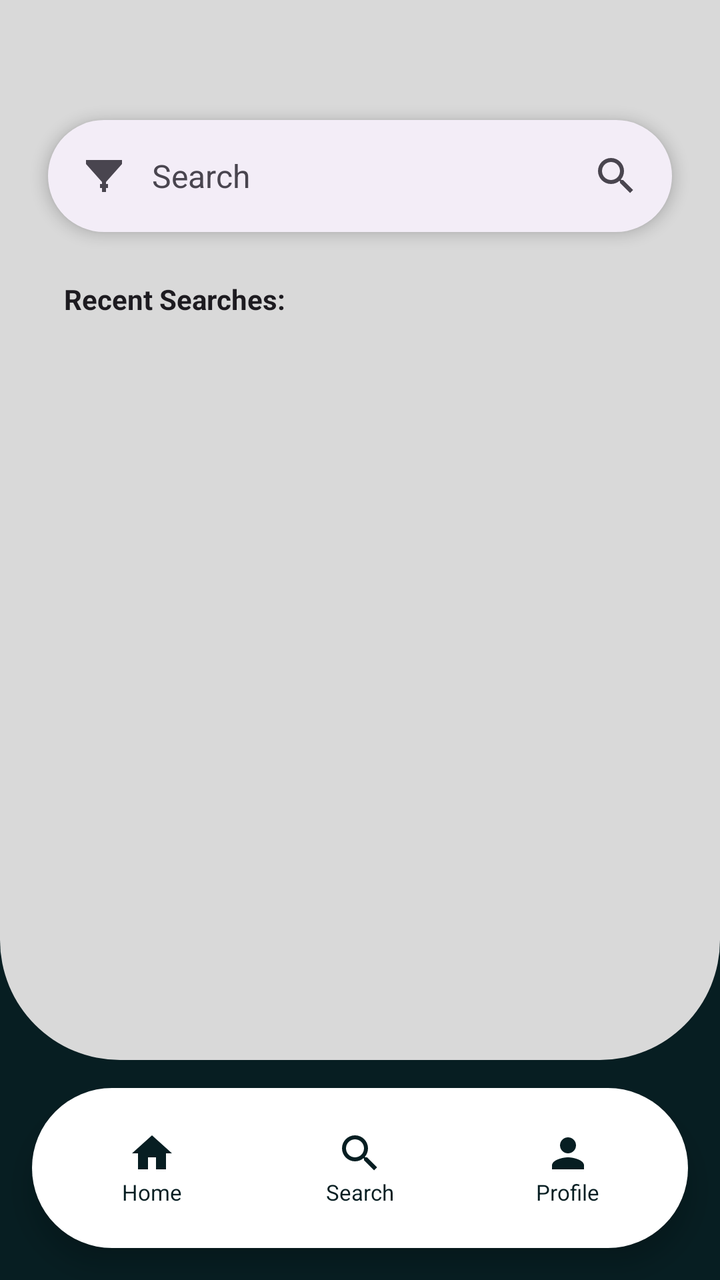
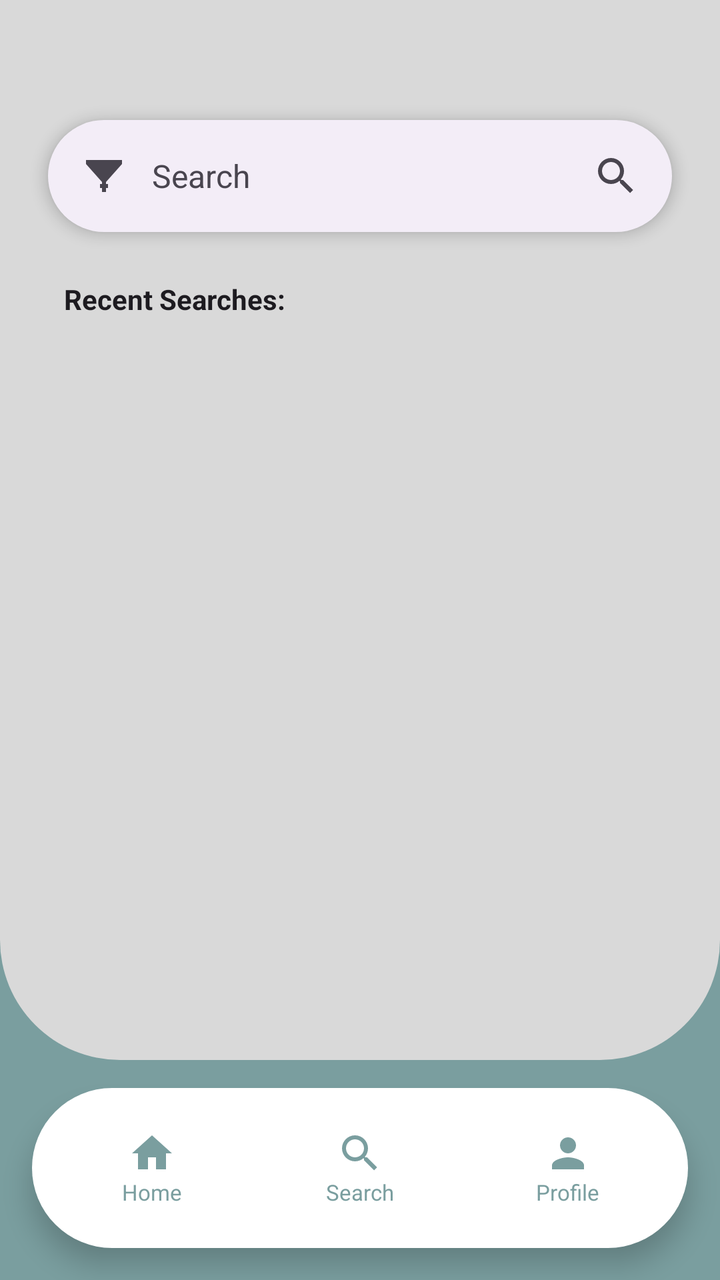

An Android layout rendered at two revisions. The XML below is the earlier revision; the diff shows what the commit changed to produce the second picture.
<!-- AndroidManifest.xml: application theme Theme.Trial2 -->
<!-- res/layout/activity_search.xml -->
<?xml version="1.0" encoding="utf-8"?>
<androidx.constraintlayout.widget.ConstraintLayout xmlns:android="http://schemas.android.com/apk/res/android"
    xmlns:app="http://schemas.android.com/apk/res-auto"
    xmlns:tools="http://schemas.android.com/tools"
    android:id="@+id/main"
    android:layout_width="match_parent"
    android:layout_height="match_parent"
    android:background="@color/DarkSlate"
    tools:context=".SearchActivity">

    
    <View
        android:id="@+id/topCard"
        android:layout_width="match_parent"
        android:layout_height="0dp"
        android:background="@drawable/search_content_bg"
        android:layout_marginBottom="110dp"
        app:layout_constraintBottom_toBottomOf="parent"
        app:layout_constraintTop_toTopOf="parent" />

    
    <LinearLayout
        android:id="@+id/searchBar"
        android:layout_width="match_parent"
        android:layout_height="56dp"
        android:layout_marginHorizontal="24dp"
        android:layout_marginTop="60dp"
        android:background="@drawable/search_bar_bg"
        android:elevation="4dp"
        android:gravity="center_vertical"
        android:orientation="horizontal"
        android:paddingHorizontal="16dp"
        app:layout_constraintTop_toTopOf="parent">

        <ImageView
            android:id="@+id/ivFilterIcon"
            android:layout_width="24dp"
            android:layout_height="24dp"
            android:src="@drawable/ic_filter"
            android:clickable="true"
            android:focusable="true"
            android:background="?attr/selectableItemBackgroundBorderless"
            app:tint="#49454F" />

        <EditText
            android:id="@+id/etSearch"
            android:layout_width="0dp"
            android:layout_height="match_parent"
            android:layout_marginHorizontal="12dp"
            android:layout_weight="1"
            android:background="@android:color/transparent"
            android:hint="Search"
            android:textColor="#1D1B20"
            android:textColorHint="#49454F"
            android:imeOptions="actionSearch"
            android:inputType="text"
            android:textSize="16sp" />

        <ImageView
            android:id="@+id/ivSearchIcon"
            android:layout_width="24dp"
            android:layout_height="24dp"
            android:src="@drawable/ic_search"
            android:clickable="true"
            android:focusable="true"
            app:tint="#49454F" />
    </LinearLayout>

    <TextView
        android:id="@+id/recentSearches"
        android:layout_width="wrap_content"
        android:layout_height="wrap_content"
        android:layout_marginStart="32dp"
        android:layout_marginTop="24dp"
        android:text="Recent Searches:"
        android:textColor="#1D1B20"
        android:textSize="14sp"
        android:textStyle="bold"
        app:layout_constraintStart_toStartOf="parent"
        app:layout_constraintTop_toBottomOf="@id/searchBar" />

    <LinearLayout
        android:id="@+id/recentSearchesContainer"
        android:layout_width="match_parent"
        android:layout_height="0dp"
        android:orientation="vertical"
        android:paddingHorizontal="32dp"
        android:layout_marginTop="8dp"
        android:layout_marginBottom="24dp"
        app:layout_constraintBottom_toBottomOf="@id/topCard"
        app:layout_constraintTop_toBottomOf="@id/recentSearches" />

    
    <LinearLayout
        android:id="@+id/bottomNavigation"
        android:layout_width="match_parent"
        android:layout_height="80dp"
        android:layout_margin="16dp"
        android:background="@drawable/white_pill_bg"
        android:elevation="8dp"
        android:gravity="center"
        android:orientation="horizontal"
        android:padding="8dp"
        app:layout_constraintBottom_toBottomOf="parent">

        <LinearLayout
            android:layout_width="0dp"
            android:layout_height="match_parent"
            android:layout_weight="1"
            android:clickable="true"
            android:focusable="true"
            android:background="?attr/selectableItemBackgroundBorderless"
            android:gravity="center"
            android:orientation="vertical"
            android:onClick="HomeButton">
            <ImageView
                android:layout_width="24dp"
                android:layout_height="24dp"
                android:src="@drawable/ic_home"
                app:tint="@color/DarkSlate" />
            <TextView
                android:layout_width="wrap_content"
                android:layout_height="wrap_content"
                android:text="@string/nav_home"
                android:textSize="11sp"
                android:textColor="@color/DarkSlate" />
        </LinearLayout>

        <LinearLayout
            android:layout_width="0dp"
            android:layout_height="match_parent"
            android:layout_weight="1"
            android:clickable="true"
            android:focusable="true"
            android:background="?attr/selectableItemBackgroundBorderless"
            android:gravity="center"
            android:orientation="vertical">
            <ImageView
                android:layout_width="24dp"
                android:layout_height="24dp"
                android:src="@drawable/ic_search"
                app:tint="@color/DarkSlate" />
            <TextView
                android:layout_width="wrap_content"
                android:layout_height="wrap_content"
                android:text="@string/nav_search"
                android:textSize="11sp"
                android:textColor="@color/DarkSlate" />
        </LinearLayout>

        <LinearLayout
            android:layout_width="0dp"
            android:layout_height="match_parent"
            android:layout_weight="1"
            android:clickable="true"
            android:focusable="true"
            android:background="?attr/selectableItemBackgroundBorderless"
            android:gravity="center"
            android:orientation="vertical">
            <ImageView
                android:layout_width="24dp"
                android:layout_height="24dp"
                android:src="@drawable/ic_person"
                app:tint="@color/DarkSlate" />
            <TextView
                android:layout_width="wrap_content"
                android:layout_height="wrap_content"
                android:text="@string/nav_profile"
                android:textSize="11sp"
                android:textColor="@color/DarkSlate" />
        </LinearLayout>

    </LinearLayout>

</androidx.constraintlayout.widget.ConstraintLayout>
<!-- resources referenced by this layout -->
<resources>
  <color name="DarkSlate">#071E22</color>
  <!-- drawable ic_filter (drawable) -->
  <vector xmlns:android="http://schemas.android.com/apk/res/android"
      android:width="24dp"
      android:height="24dp"
      android:viewportWidth="24"
      android:viewportHeight="24">
      <path
          android:fillColor="#000000"
          android:pathData="M10,18h4v-2h-4v2zM3,4v2l8,9v5h2v-5l8,-9V4H3z" />
  </vector>
  <!-- drawable ic_home (drawable) -->
  <vector xmlns:android="http://schemas.android.com/apk/res/android"
      android:width="24dp"
      android:height="24dp"
      android:viewportWidth="24"
      android:viewportHeight="24">
      <path
          android:fillColor="#000000"
          android:pathData="M10,20V14H14V20H19V12H22L12,3L2,12H5V20H10Z" />
  </vector>
  <!-- drawable ic_person (drawable) -->
  <vector xmlns:android="http://schemas.android.com/apk/res/android"
      android:width="24dp"
      android:height="24dp"
      android:viewportWidth="24"
      android:viewportHeight="24">
      <path
          android:fillColor="#000000"
          android:pathData="M12,12c2.21,0 4,-1.79 4,-4s-1.79,-4 -4,-4s-4,1.79 -4,4s1.79,4 4,4zM12,14c-2.67,0 -8,1.34 -8,4v2h16v-2c0,-2.66 -5.33,-4 -8,-4z" />
  </vector>
  <!-- drawable ic_search (drawable) -->
  <vector xmlns:android="http://schemas.android.com/apk/res/android"
      android:width="24dp"
      android:height="24dp"
      android:viewportWidth="24"
      android:viewportHeight="24">
      <path
          android:fillColor="#000000"
          android:pathData="M15.5,14H14.71L14.43,13.73C15.41,12.59 16,11.11 16,9.5A6.5,6.5 0 1,0 9.5,16C11.11,16 12.59,15.41 13.73,14.43L14,14.71V15.5L19,20.5L20.5,19L15.5,14M9.5,14C7.01,14 5,11.99 5,9.5C5,7.01 7.01,5 9.5,5C11.99,5 14,7.01 14,9.5C14,11.99 11.99,14 9.5,14Z" />
  </vector>
  <!-- drawable search_bar_bg (drawable) -->
  <?xml version="1.0" encoding="utf-8"?>
  <shape xmlns:android="http://schemas.android.com/apk/res/android">
      <solid android:color="#F3EDF7" />
      <corners android:radius="28dp" />
  </shape>
  <!-- drawable search_content_bg (drawable) -->
  <?xml version="1.0" encoding="utf-8"?>
  <shape xmlns:android="http://schemas.android.com/apk/res/android">
      <solid android:color="#D9D9D9" />
      <corners
          android:bottomLeftRadius="60dp"
          android:bottomRightRadius="60dp" />
  </shape>
  <!-- drawable white_pill_bg (drawable) -->
  <?xml version="1.0" encoding="utf-8"?>
  <shape xmlns:android="http://schemas.android.com/apk/res/android">
      <solid android:color="@color/white" />
      <corners android:radius="100dp" />
  </shape>
  <string name="nav_home">Home</string>
  <string name="nav_profile">Profile</string>
  <string name="nav_search">Search</string>
  <style name="Theme.Trial2" parent="Theme.MaterialComponents.DayNight.NoActionBar">
          
          <item name="android:windowBackground">@color/DarkSlate</item>
          <item name="colorPrimary">@color/white</item>
          <item name="colorPrimaryVariant">@color/purple_700</item>
          <item name="colorOnPrimary">@color/DarkSlate</item>
          
          <item name="colorSecondary">@color/teal_200</item>
          <item name="colorSecondaryVariant">@color/teal_700</item>
          <item name="colorOnSecondary">@color/black</item>
          
          <item name="android:statusBarColor">@color/black</item>
          
      </style>
  <color name="white">#FFFFFFFF</color>
  <color name="purple_700">#FF3700B3</color>
  <color name="teal_200">#FF03DAC5</color>
  <color name="teal_700">#FF018786</color>
  <color name="black">#FF000000</color>
</resources>

<!-- the commit's change to res/layout/activity_search.xml (unified diff, before → after) -->
@@ -5,7 +5,7 @@
     android:id="@+id/main"
     android:layout_width="match_parent"
     android:layout_height="match_parent"
-    android:background="@color/DarkSlate"
+    android:background="@color/LightDarkSlate"
     tools:context=".SearchActivity">
 
     
@@ -117,13 +117,13 @@
                 android:layout_width="24dp"
                 android:layout_height="24dp"
                 android:src="@drawable/ic_home"
-                app:tint="@color/DarkSlate" />
+                app:tint="@color/LightDarkSlate" />
             <TextView
                 android:layout_width="wrap_content"
                 android:layout_height="wrap_content"
                 android:text="@string/nav_home"
                 android:textSize="11sp"
-                android:textColor="@color/DarkSlate" />
+                android:textColor="@color/LightDarkSlate" />
         </LinearLayout>
 
         <LinearLayout
@@ -139,13 +139,13 @@
                 android:layout_width="24dp"
                 android:layout_height="24dp"
                 android:src="@drawable/ic_search"
-                app:tint="@color/DarkSlate" />
+                app:tint="@color/LightDarkSlate" />
             <TextView
                 android:layout_width="wrap_content"
                 android:layout_height="wrap_content"
                 android:text="@string/nav_search"
                 android:textSize="11sp"
-                android:textColor="@color/DarkSlate" />
+                android:textColor="@color/LightDarkSlate" />
         </LinearLayout>
 
         <LinearLayout
@@ -161,13 +161,13 @@
                 android:layout_width="24dp"
                 android:layout_height="24dp"
                 android:src="@drawable/ic_person"
-                app:tint="@color/DarkSlate" />
+                app:tint="@color/LightDarkSlate" />
             <TextView
                 android:layout_width="wrap_content"
                 android:layout_height="wrap_content"
                 android:text="@string/nav_profile"
                 android:textSize="11sp"
-                android:textColor="@color/DarkSlate" />
+                android:textColor="@color/LightDarkSlate" />
         </LinearLayout>
 
     </LinearLayout>
<!-- resource entries referenced after the edit -->
@@ -1,6 +1,6 @@
 <!-- resources referenced by this layout -->
 <resources>
-  <color name="DarkSlate">#071E22</color>
+  <color name="LightDarkSlate">#7A9E9F</color>
   <!-- drawable ic_filter (drawable) -->
   <vector xmlns:android="http://schemas.android.com/apk/res/android"
       android:width="24dp"
@@ -66,10 +66,10 @@
   <string name="nav_search">Search</string>
   <style name="Theme.Trial2" parent="Theme.MaterialComponents.DayNight.NoActionBar">
           
-          <item name="android:windowBackground">@color/DarkSlate</item>
+          <item name="android:windowBackground">@color/LightDarkSlate</item>
           <item name="colorPrimary">@color/white</item>
           <item name="colorPrimaryVariant">@color/purple_700</item>
-          <item name="colorOnPrimary">@color/DarkSlate</item>
+          <item name="colorOnPrimary">@color/LightDarkSlate</item>
           
           <item name="colorSecondary">@color/teal_200</item>
           <item name="colorSecondaryVariant">@color/teal_700</item>
